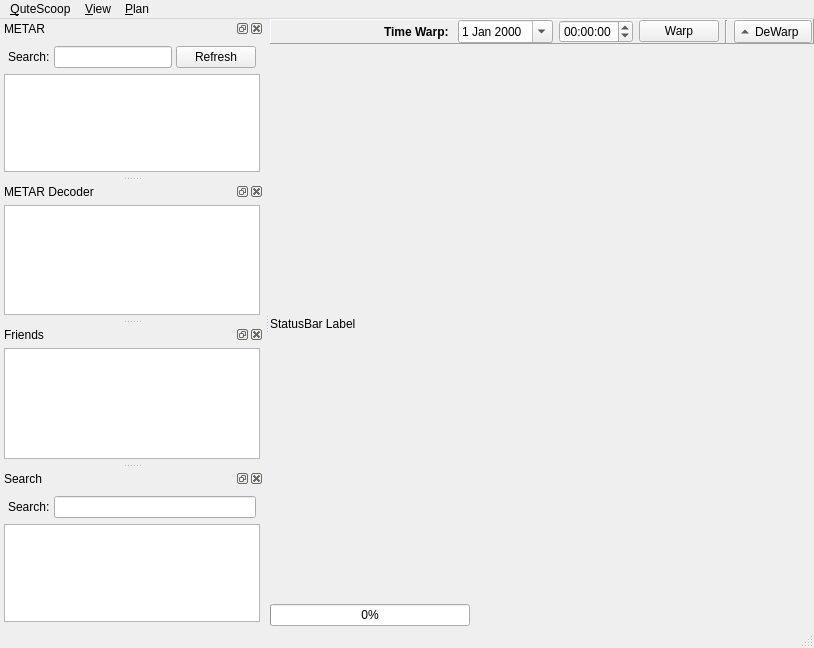
qutescoop/qutescoop, file branches/jonas_unstable/QuteScoop/gui/MainWindow.ui: the form before one commit.
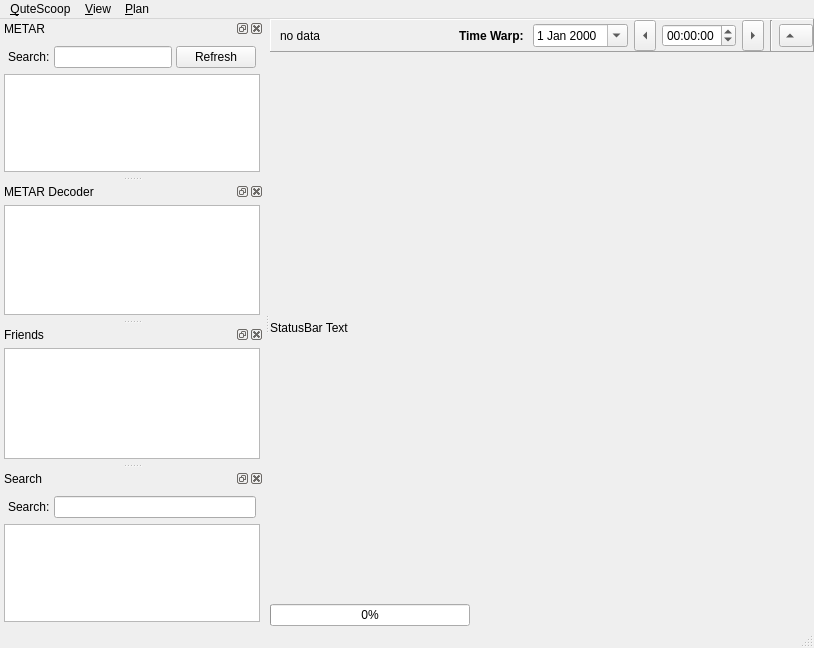
The form after the commit. Icons and pictures are not drawn.

What changed in the file:
```diff
--- a/branches/jonas_unstable/QuteScoop/gui/MainWindow.ui
+++ b/branches/jonas_unstable/QuteScoop/gui/MainWindow.ui
@@ -40,18 +40,27 @@
        <enum>QFrame::Raised</enum>
       </property>
       <layout class="QHBoxLayout" name="horizontalLayout">
-       <property name="leftMargin">
-        <number>1</number>
-       </property>
        <property name="topMargin">
         <number>0</number>
        </property>
        <property name="rightMargin">
-        <number>1</number>
+        <number>0</number>
        </property>
        <property name="bottomMargin">
         <number>0</number>
        </property>
+       <item>
+        <widget class="QLabel" name="lblWarpInfo">
+         <property name="font">
+          <font>
+           <pointsize>9</pointsize>
+          </font>
+         </property>
+         <property name="text">
+          <string>no data</string>
+         </property>
+        </widget>
+       </item>
        <item>
         <spacer name="horizontalSpacer">
          <property name="orientation">
@@ -88,6 +97,22 @@
          </property>
         </widget>
        </item>
+       <item>
+        <widget class="QToolButton" name="tbSubHrs">
+         <property name="text">
+          <string>...</string>
+         </property>
+         <property name="iconSize">
+          <size>
+           <width>14</width>
+           <height>24</height>
+          </size>
+         </property>
+         <property name="arrowType">
+          <enum>Qt::LeftArrow</enum>
+         </property>
+        </widget>
+       </item>
        <item>
         <widget class="QTimeEdit" name="timePredictTime">
          <property name="wrapping">
@@ -96,9 +121,18 @@
         </widget>
        </item>
        <item>
-        <widget class="QPushButton" name="pbPredict">
+        <widget class="QToolButton" name="tbAddHrs">
          <property name="text">
-          <string>Warp</string>
+          <string>...</string>
+         </property>
+         <property name="iconSize">
+          <size>
+           <width>14</width>
+           <height>24</height>
+          </size>
+         </property>
+         <property name="arrowType">
+          <enum>Qt::RightArrow</enum>
          </property>
         </widget>
        </item>
@@ -112,7 +146,7 @@
        <item>
         <widget class="QToolButton" name="tbDisablePredict">
          <property name="text">
-          <string>DeWarp</string>
+          <string/>
          </property>
          <property name="toolButtonStyle">
           <enum>Qt::ToolButtonTextBesideIcon</enum>
@@ -128,7 +162,7 @@
     <item>
      <widget class="QLabel" name="lblStatus">
       <property name="text">
-       <string>StatusBar Label</string>
+       <string>StatusBar Text</string>
       </property>
      </widget>
     </item>
```
